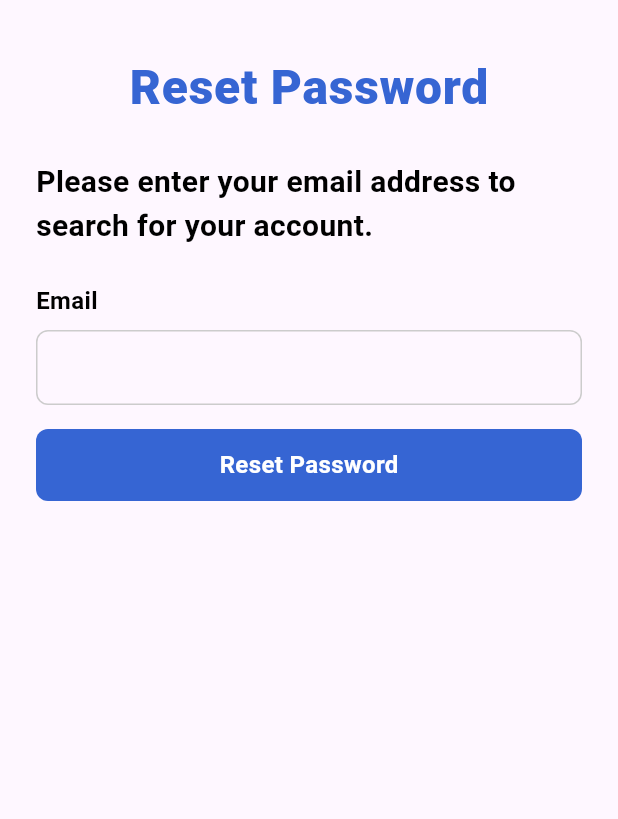
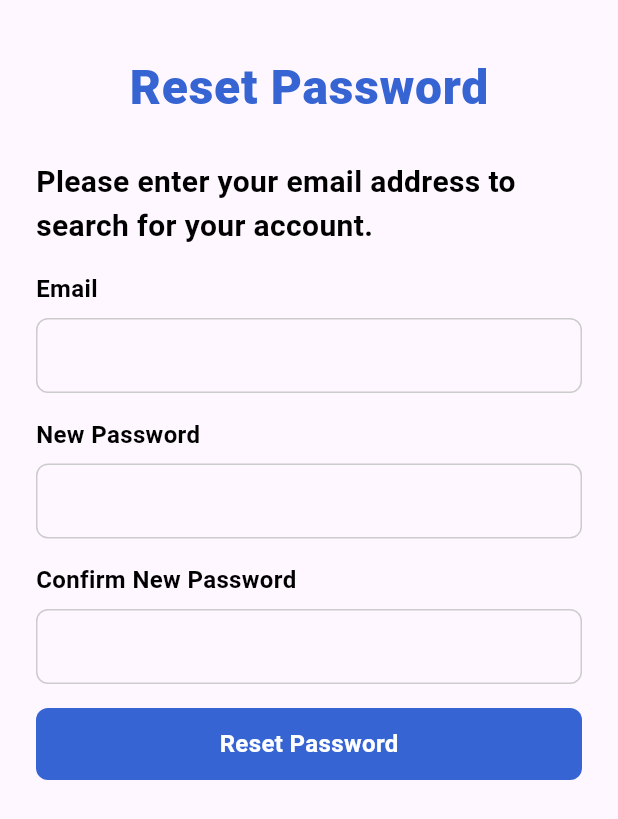
Before and after one commit to Bitz0225/HCMUS-Advanced_Mobile_Development, a Flutter app: the screen it shows after launch, after a tap on "Forgot password?", on a phone screen of 412 x 824 dp. Shown: the top 819 px of the screen. Run offline on Flutter 3.47's test engine with Material 2 defaults, Android fonts, the phone set to English and light mode, and no system bars; our stand-ins replace auto_route, cached_network_image, equatable, flutter_bloc, flutter_svg, get_it and 5 more; missing offline and left inert: extended_wrap.

Commit message:
adding login, register, renew password controller and review flow

```diff
--- a/lib/presentation/forgot_password_screen/view/forgot_password_screen.dart
+++ b/lib/presentation/forgot_password_screen/view/forgot_password_screen.dart
@@ -1,14 +1,45 @@
 import 'package:auto_route/auto_route.dart';
 import 'package:flutter/material.dart';
+import 'package:flutter_bloc/flutter_bloc.dart';
 import 'package:lettutor/common/values/hex_color.dart';
+import 'package:lettutor/core/base_widget/base_widget.dart';
 import 'package:lettutor/presentation/login_screen/components/input_form_field.dart';
+import 'package:lettutor/presentation/login_screen/cubit/temp_user_cubit.dart';
+import 'package:lettutor/presentation/login_screen/cubit/temp_user_state.dart';
 import 'package:lettutor/presentation/login_screen/model/user.dart';
 
 @RoutePage()
-class ForgotPasswordScreen extends StatelessWidget {
-  final List<User?>? listUser;
+class ForgotPasswordScreen extends BaseWidget<TempUserCubit, TempUserState> {
 
-  const ForgotPasswordScreen({super.key, this.listUser});
+  const ForgotPasswordScreen({super.key});
+
+  @override
+  Widget buildWidget(BuildContext context) {
+    return BlocBuilder<TempUserCubit, TempUserState>(
+      builder: (context, state) {
+        return const ForgotPasswordWidget();
+      },
+    );
+  }
+
+  @override
+  TempUserCubit? provideCubit(BuildContext context) {
+
+    return TempUserCubit();
+  }
+}
+
+class ForgotPasswordWidget extends StatefulWidget {
+  const ForgotPasswordWidget({super.key});
+
+  @override
+  State<ForgotPasswordWidget> createState() => _ForgotPasswordWidgetState();
+}
+
+class _ForgotPasswordWidgetState extends State<ForgotPasswordWidget> {
+  final _emailController = TextEditingController();
+  final _passwordController = TextEditingController();
+  final _confirmPasswordController = TextEditingController();
 
   @override
   Widget build(BuildContext context) {
@@ -39,15 +70,29 @@ class ForgotPasswordScreen extends StatelessWidget {
                   color: Colors.black,
                 ),
               ),
-              const SizedBox(height: 24),
-              const InputFormField(
+              const SizedBox(height: 16),
+              InputFormField(
                 title: 'Email',
+                controller: _emailController,
+              ),
+              const SizedBox(height: 16),
+              InputFormField(
+                title: 'New Password',
+                controller: _passwordController,
+              ),
+              const SizedBox(height: 16),
+              InputFormField(
+                title: 'Confirm New Password',
+                controller: _confirmPasswordController,
               ),
               const SizedBox(height: 16),
               GestureDetector(
                 onTap: () {},
                 child: Container(
-                  width: MediaQuery.of(context).size.width,
+                  width: MediaQuery
+                      .of(context)
+                      .size
+                      .width,
                   height: 48,
                   decoration: BoxDecoration(
                     borderRadius: BorderRadius.circular(8),
@@ -71,50 +116,4 @@ class ForgotPasswordScreen extends StatelessWidget {
       ),
     );
   }
-
-  void handleResetPassword(BuildContext context, String email) {
-    for (var i = 0; i < (listUser?.length ?? 0); ++i) {
-      if (listUser?[i]?.email == email) {
-      } else {}
-    }
-    _showSnackBar(context, message: 'Email is not exist', isError: true);
-  }
-
-  void _showSnackBar(BuildContext context,
-      {required String message, bool isError = false}) {
-    WidgetsBinding.instance.addPostFrameCallback((_) {
-      ScaffoldMessenger.of(context).showSnackBar(
-        SnackBar(
-            margin: const EdgeInsets.only(left: 12, right: 12, bottom: 36),
-            behavior: SnackBarBehavior.floating,
-            duration: const Duration(seconds: 2),
-            content: Row(
-              children: [
-                isError
-                    ? Icon(
-                        Icons.warning,
-                        color: HexColor.fromHex('#FA5304'),
-                      )
-                    : Icon(
-                        Icons.check_circle,
-                        color: HexColor.fromHex('#34A853'),
-                      ),
-                const SizedBox(width: 10),
-                Expanded(
-                  child: Text(
-                    'Reset password successfully. Your new password is 654321',
-                    style: TextStyle(
-                        color: isError
-                            ? HexColor.fromHex('#FA5304')
-                            : HexColor.fromHex('#34A853')),
-                  ),
-                ),
-              ],
-            ),
-            backgroundColor: isError
-                ? HexColor.fromHex('#FCE4D9').withOpacity(0.95)
-                : HexColor.fromHex('#E7FBED')),
-      );
-    });
-  }
 }
--- a/lib/presentation/login_screen/components/input_form_field.dart
+++ b/lib/presentation/login_screen/components/input_form_field.dart
@@ -7,9 +7,10 @@ class InputFormField extends StatelessWidget {
   final String? hint;
   final bool? isPassword;
   final Widget? trailingIcon;
+  final TextEditingController? controller;
 
   const InputFormField(
-      {super.key, this.title, this.hint, this.isPassword, this.trailingIcon});
+      {super.key, this.title, this.hint, this.isPassword, this.trailingIcon, this.controller});
 
   @override
   Widget build(BuildContext context) {
@@ -30,6 +31,7 @@ class InputFormField extends StatelessWidget {
           height: 8,
         ),
         BaseInputField(
+          controller: controller,
           keyboardType: TextInputType.text,
           hint: hint ?? '',
           isPassword: isPassword ?? false,
--- a/lib/presentation/login_screen/cubit/temp_user_cubit.dart
+++ b/lib/presentation/login_screen/cubit/temp_user_cubit.dart
@@ -20,4 +20,37 @@ class TempUserCubit extends WidgetCubit<TempUserState> {
     ];
     emit(state.copyWith(listUser: initListUser));
   }
+
+  Future<void> register(User user) async {
+    final listUser = (state.listUser ?? [])
+    ..add(user);
+    emit(state.copyWith(listUser: listUser));
+  }
+
+  Future<void> login(String? username, String? password) async {
+    final listUser = state.listUser ?? [];
+    final user = listUser.where((element) => element.email == username && element.password == password);
+    if (user.isNotEmpty) {
+      emit(state.copyWith(currentUser: user.first));
+    }
+  }
+
+  Future<(bool, String)> updatePasswordByEmail(String? email, String? password, String? confirmedPassword) async {
+    final listUser = state.listUser ?? [];
+    if (password != confirmedPassword) {
+      return (false, 'Password and confirmed password are not match');
+    }
+    final user = listUser.where((element) => element.email == email);
+    if (user.isNotEmpty) {
+      final newListUser = listUser.map((e) {
+        if (e.email == email) {
+          return e.copyWith(password: password);
+        }
+        return e;
+      }).toList();
+      emit(state.copyWith(listUser: [...newListUser]));
+      return (true, 'Update password successfully');
+    }
+    return (false, 'Email is not exist');
+  }
 }
--- a/lib/presentation/login_screen/view/login_screen.dart
+++ b/lib/presentation/login_screen/view/login_screen.dart
@@ -3,17 +3,16 @@ import 'package:flutter/material.dart';
 import 'package:flutter_bloc/flutter_bloc.dart';
 import 'package:lettutor/common/config/router.dart';
 import 'package:lettutor/common/values/hex_color.dart';
-import 'package:lettutor/core/base_screen/base_screen.dart';
+import 'package:lettutor/core/base_widget/base_widget.dart';
 import 'package:lettutor/presentation/login_screen/components/input_form_field.dart';
 import 'package:lettutor/presentation/login_screen/cubit/temp_user_cubit.dart';
 import 'package:lettutor/presentation/login_screen/cubit/temp_user_state.dart';
-import 'package:lettutor/presentation/login_screen/model/user.dart';
 import 'package:unicons/unicons.dart';
 
 part '../components/icon.dart';
 
 @RoutePage()
-class LoginScreen extends BaseScreen<TempUserCubit, TempUserState> {
+class LoginScreen extends BaseWidget<TempUserCubit, TempUserState> {
   const LoginScreen({super.key});
 
   @override
@@ -42,6 +41,9 @@ class LoginWidget extends StatefulWidget {
 class _LoginScreenState extends State<LoginWidget> {
   bool _isLoginScreen = true;
   bool _showPassword = false;
+
+  final _emailController = TextEditingController();
+  final _passwordController = TextEditingController();
 
   @override
   Widget build(BuildContext context) {
@@ -73,12 +75,14 @@ class _LoginScreenState extends State<LoginWidget> {
                     color: HexColor.fromHex('#000000'),
                   )),
               const SizedBox(height: 24),
-              const InputFormField(
+              InputFormField(
                 title: 'Email',
                 hint: 'Enter your email',
+                controller: _emailController,
               ),
               const SizedBox(height: 16),
               InputFormField(
+                controller: _passwordController,
                 title: 'Password',
                 hint: 'Enter your password',
                 isPassword: !_showPassword,
@@ -98,7 +102,7 @@ class _LoginScreenState extends State<LoginWidget> {
                 child: GestureDetector(
                   onTap: () {
                     Navigator.pop(context);
-                    context.router.replace(ForgotPasswordScreenRoute(listUser: context.read<TempUserCubit>().state.listUser ?? []));
+                    context.router.replace(const ForgotPasswordScreenRoute());
                   },
                   child: SizedBox(
                     width: double.infinity,
```
Also changed, not shown: lib/presentation/login_screen/cubit/temp_user_state.dart (+7 -3 lines), lib/common/config/router.gr.dart, 6 other files.
